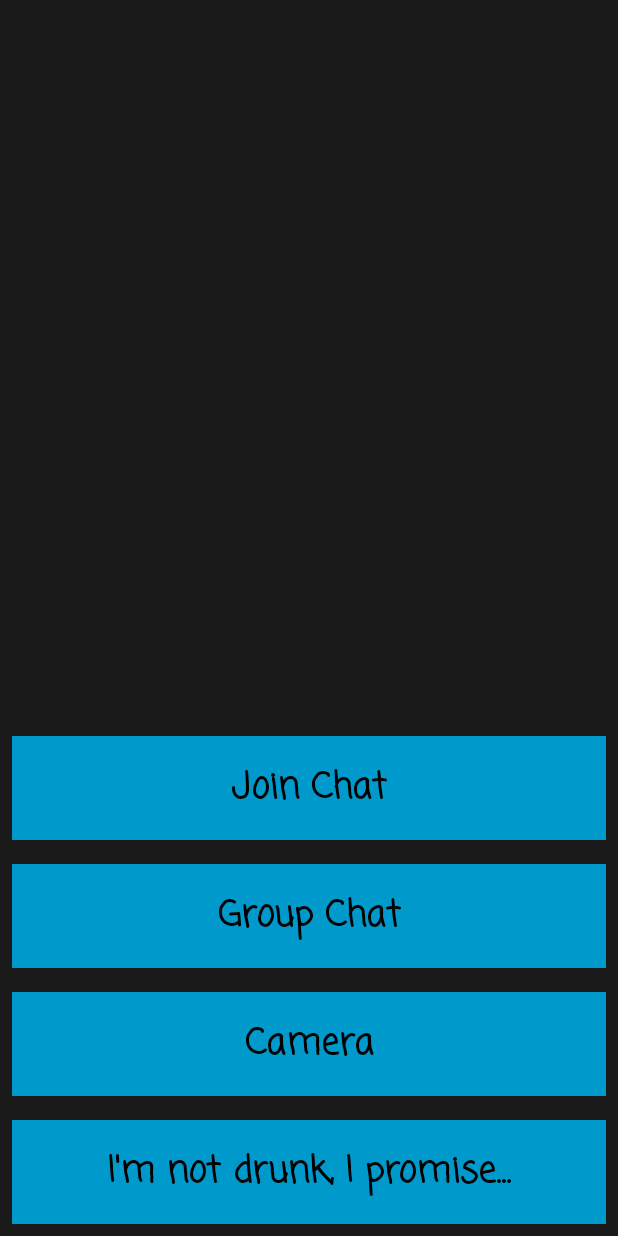
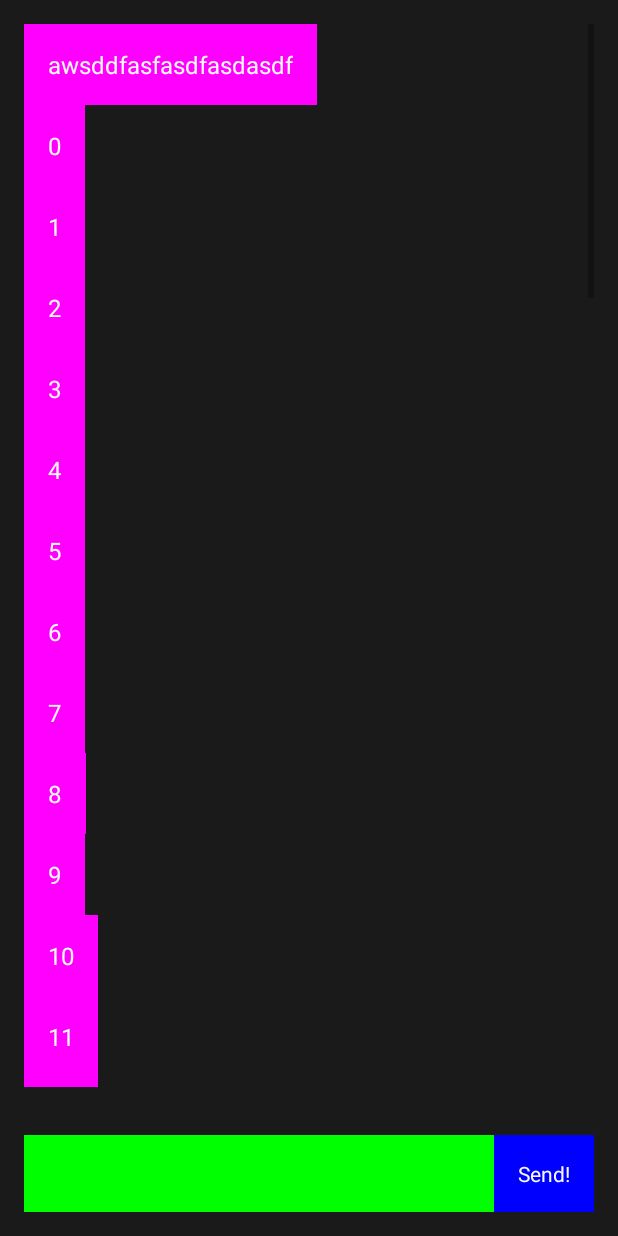
Before and after one commit to Charblee/App_Of_Shame, an Android app: the MainActivity screen opened directly, with no data from a screen before it, after a tap on "Group Chat", on a phone screen of 412 x 824 dp. Run offline under Robolectric (Android 15) with nearby library versions, the phone set to English and light mode, and no system bars; our stand-ins replace Volley; network calls fail.

Commit message:
Started the chat window

```diff
--- a/app/src/main/AndroidManifest.xml
+++ b/app/src/main/AndroidManifest.xml
@@ -37,6 +37,7 @@
         <uses-feature android:name="android.hardware.camera.flash" />
 
         <activity android:name=".SobrietyVerification" />
+        <activity android:name=".ChatWindow" />
         <activity android:name=".TestPage"></activity>
     </application>
 
--- /dev/null
+++ b/app/src/main/java/com/example/rossc/appofshame/ChatFragment.java
@@ -0,0 +1,26 @@
+package com.example.rossc.appofshame;
+
+import android.app.ExpandableListActivity;
+import android.app.Fragment;
+import android.os.Bundle;
+import android.view.LayoutInflater;
+import android.view.View;
+import android.view.ViewGroup;
+import android.widget.TextView;
+
+public class ChatFragment extends Fragment {
+
+    private String _message = "";
+
+    @Override
+    public View onCreateView(LayoutInflater inflater, ViewGroup container, Bundle save) {
+        View view = inflater.inflate(R.layout.chat_fragment, container, false);
+        ((TextView) (view.findViewById(R.id.chat_text_view))).setText(_message);
+
+        return view;
+    }
+
+    public void setMessage(String message) {
+        _message = message;
+    }
+}
--- /dev/null
+++ b/app/src/main/java/com/example/rossc/appofshame/ChatWindow.java
@@ -0,0 +1,61 @@
+package com.example.rossc.appofshame;
+
+import android.app.Fragment;
+import android.app.FragmentManager;
+import android.app.FragmentTransaction;
+import android.content.DialogInterface;
+import android.os.Bundle;
+import android.support.v7.app.AlertDialog;
+import android.support.v7.app.AppCompatActivity;
+import android.widget.LinearLayout;
+import android.widget.ScrollView;
+
+public class ChatWindow extends AppCompatActivity implements ChatService.IGroupCreated {
+
+    @Override
+    public void onCreate(Bundle savedInstanceState)
+    {
+        super.onCreate(savedInstanceState);
+        setContentView(R.layout.chat_window);
+        ChatService service = ChatService.Instance(ChatWindow.this);
+        service.createGroup(ChatWindow.this);
+
+            addChatFragment("awsddfasfasdfasdasdf");
+
+            for(int i=0;i<50;i++)
+            {
+                addChatFragment(""+i);
+            }
+
+    }
+
+    @Override
+    public void onGroupJoined(int groupNumber)
+    {
+        AlertDialog.Builder teamDialog = new AlertDialog.Builder(ChatWindow.this);
+        teamDialog.setTitle("Group ID");
+        teamDialog.setMessage("" + groupNumber);
+        teamDialog.setPositiveButton("Done", new DialogInterface.OnClickListener() {
+            @Override
+            public void onClick(DialogInterface dialogInterface, int i) {
+                dialogInterface.dismiss();
+            }
+        });
+        teamDialog.show();
+    }
+
+    public void addChatFragment(String message)
+    {
+        //Setup
+        LinearLayout chat = (LinearLayout) findViewById(R.id.chat_view);
+        FragmentManager man = getFragmentManager();
+        FragmentTransaction trans = man.beginTransaction();
+
+        //put fragment in view
+
+        ChatFragment frag = new ChatFragment();
+        frag.setMessage(message);
+        trans.add(chat.getId(),frag);
+        trans.commit();
+    }
+}
--- a/app/src/main/java/com/example/rossc/appofshame/MainActivity.java
+++ b/app/src/main/java/com/example/rossc/appofshame/MainActivity.java
@@ -17,7 +17,7 @@ import java.io.IOException;
 import java.text.SimpleDateFormat;
 import java.util.Date;
 
-public class MainActivity extends AppCompatActivity implements ChatService.IGroupCreated
+public class MainActivity extends AppCompatActivity
 {
 
     @Override
@@ -27,20 +27,22 @@ public class MainActivity extends AppCompatActivity implements ChatService.IGrou
         setContentView(R.layout.main_activity);
 
         Button chat_button = (Button) findViewById(R.id.chat_button);
-        chat_button.setOnClickListener(new View.OnClickListener(){
+        chat_button.setOnClickListener(new View.OnClickListener() {
             @Override
             public void onClick(View view) {
-                ChatService service = ChatService.Instance(MainActivity.this);
-                service.createGroup(MainActivity.this);
+
+
+                Intent intent = new Intent(MainActivity.this,ChatWindow.class);
+                startActivity(intent);
+
+
             }
         });
 
         Button join_chat_btn = (Button) findViewById(R.id.join_chat_button);
-        join_chat_btn.setOnClickListener(new View.OnClickListener()
-        {
+        join_chat_btn.setOnClickListener(new View.OnClickListener() {
             @Override
-            public void onClick(View view)
-            {
+            public void onClick(View view) {
                 AlertDialog.Builder builder = new AlertDialog.Builder(MainActivity.this);
                 builder.setTitle("Join Group");
                 builder.setCancelable(true);
@@ -50,11 +52,9 @@ public class MainActivity extends AppCompatActivity implements ChatService.IGrou
 
                 builder.setView(input);
 
-                builder.setPositiveButton("Join", new DialogInterface.OnClickListener()
-                {
+                builder.setPositiveButton("Join", new DialogInterface.OnClickListener() {
                     @Override
-                    public void onClick(DialogInterface dialogInterface, int i)
-                    {
+                    public void onClick(DialogInterface dialogInterface, int i) {
                         int groupID = Integer.parseInt(input.getText().toString());
                         ChatService service = ChatService.Instance(MainActivity.this);
                         service.joinGroup(groupID);
@@ -101,20 +101,5 @@ public class MainActivity extends AppCompatActivity implements ChatService.IGrou
         });
     }
 
-    @Override
-    public void onGroupJoined(int groupNumber)
-    {
-        AlertDialog.Builder teamDialog = new AlertDialog.Builder(MainActivity.this);
-        teamDialog.setTitle("Group ID");
-        teamDialog.setMessage("" + groupNumber);
-        teamDialog.setPositiveButton("Done", new DialogInterface.OnClickListener()
-        {
-            @Override
-            public void onClick(DialogInterface dialogInterface, int i)
-            {
-                dialogInterface.dismiss();
-            }
-        });
-        teamDialog.show();
-    }
+
 }
--- /dev/null
+++ b/app/src/main/res/layout/chat_fragment.xml
@@ -0,0 +1,10 @@
+<?xml version="1.0" encoding="utf-8"?>
+<TextView xmlns:android="http://schemas.android.com/apk/res/android"
+    android:layout_width="wrap_content"
+    android:layout_height="wrap_content"
+    android:background="#FF00FF"
+    android:text="Test hkjhkjhjkhkhj"
+    android:textSize="16sp"
+    android:padding="16dp"
+    android:id="@+id/chat_text_view"
+    />
--- /dev/null
+++ b/app/src/main/res/layout/chat_window.xml
@@ -0,0 +1,42 @@
+<?xml version="1.0" encoding="utf-8"?>
+<LinearLayout xmlns:android="http://schemas.android.com/apk/res/android"
+    android:layout_width="match_parent"
+    android:layout_height="match_parent"
+    android:orientation="vertical">
+
+    <ScrollView
+        android:layout_width="match_parent"
+        android:layout_height="0dp"
+        android:layout_weight="1"
+        android:background="#FF0000"
+        android:layout_margin="16dp">
+        <LinearLayout
+            android:layout_width="match_parent"
+            android:layout_height="wrap_content"
+            android:orientation="vertical"
+            android:id="@+id/chat_view"
+            />
+
+    </ScrollView>
+
+    <LinearLayout
+        android:layout_width="match_parent"
+        android:layout_height="wrap_content"
+        android:orientation="horizontal"
+        android:layout_margin="16dp" >
+
+        <EditText
+            android:layout_width="0dp"
+            android:layout_height="match_parent"
+            android:layout_weight="1"
+            android:background="#00FF00" />
+
+        <Button
+            android:layout_width="wrap_content"
+            android:layout_height="wrap_content"
+            android:background="#0000FF"
+            android:text="Send!" />
+
+    </LinearLayout>
+
+</LinearLayout>
```
